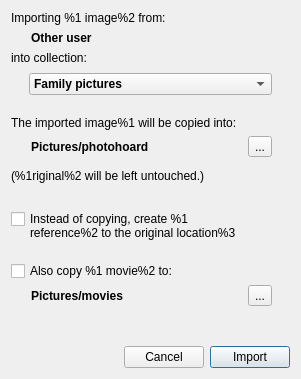
Before: the Qt Designer form src/dlg/ImportOtherUserDialog.ui in wagenadl/photohoard, drawn with Qt 5.
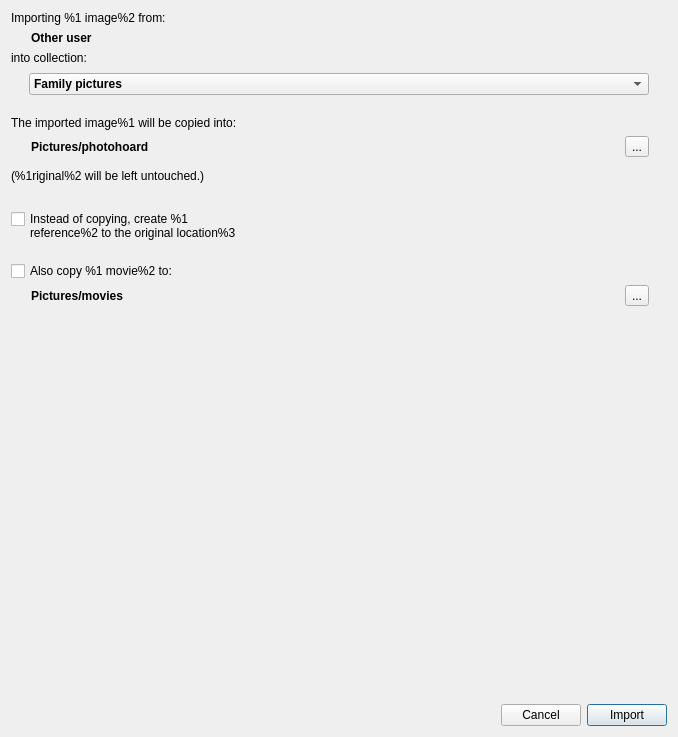
After: the same form once the commit is applied.

The edit to the form file:
```diff
--- a/src/dlg/ImportOtherUserDialog.ui
+++ b/src/dlg/ImportOtherUserDialog.ui
@@ -6,8 +6,8 @@
    <rect>
     <x>0</x>
     <y>0</y>
-    <width>301</width>
-    <height>379</height>
+    <width>678</width>
+    <height>737</height>
    </rect>
   </property>
   <property name="focusPolicy">
@@ -19,6 +19,12 @@
   <layout class="QVBoxLayout" name="verticalLayout">
    <item>
     <widget class="QLabel" name="what">
+     <property name="sizePolicy">
+      <sizepolicy hsizetype="Preferred" vsizetype="Minimum">
+       <horstretch>0</horstretch>
+       <verstretch>0</verstretch>
+      </sizepolicy>
+     </property>
      <property name="text">
       <string>Importing %1 image%2 from:</string>
      </property>
@@ -45,6 +51,12 @@
    </item>
    <item>
     <widget class="QLabel" name="label_3">
+     <property name="sizePolicy">
+      <sizepolicy hsizetype="Preferred" vsizetype="Minimum">
+       <horstretch>0</horstretch>
+       <verstretch>0</verstretch>
+      </sizepolicy>
+     </property>
      <property name="text">
       <string>into collection:</string>
      </property>
@@ -106,6 +118,12 @@
       </property>
       <item>
        <widget class="QLabel" name="multi1">
+        <property name="sizePolicy">
+         <sizepolicy hsizetype="Preferred" vsizetype="Minimum">
+          <horstretch>0</horstretch>
+          <verstretch>0</verstretch>
+         </sizepolicy>
+        </property>
         <property name="text">
          <string>&lt;html&gt;&lt;head/&gt;&lt;body&gt;&lt;p&gt;The imported image%1 will be copied into:&lt;/p&gt;&lt;/body&gt;&lt;/html&gt;</string>
         </property>
@@ -170,6 +188,12 @@
       </item>
       <item>
        <widget class="QLabel" name="multi2">
+        <property name="sizePolicy">
+         <sizepolicy hsizetype="Preferred" vsizetype="Minimum">
+          <horstretch>0</horstretch>
+          <verstretch>0</verstretch>
+         </sizepolicy>
+        </property>
         <property name="text">
          <string>(%1riginal%2 will be left untouched.)</string>
         </property>
@@ -198,6 +222,12 @@
       </property>
       <item>
        <widget class="QCheckBox" name="refer">
+        <property name="sizePolicy">
+         <sizepolicy hsizetype="Minimum" vsizetype="Minimum">
+          <horstretch>0</horstretch>
+          <verstretch>0</verstretch>
+         </sizepolicy>
+        </property>
         <property name="mouseTracking">
          <bool>false</bool>
         </property>
@@ -243,6 +273,12 @@
       </property>
       <item>
        <widget class="QCheckBox" name="copyMovies">
+        <property name="sizePolicy">
+         <sizepolicy hsizetype="Minimum" vsizetype="Minimum">
+          <horstretch>0</horstretch>
+          <verstretch>0</verstretch>
+         </sizepolicy>
+        </property>
         <property name="text">
          <string>Also copy %1 movie%2 to:</string>
         </property>
```
Left out of the diff: 11 changed lines with no effect on the pictures.
